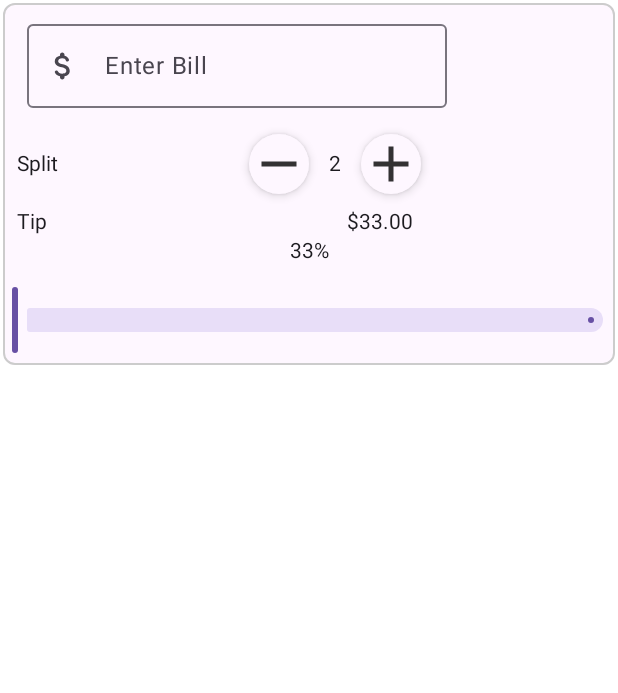
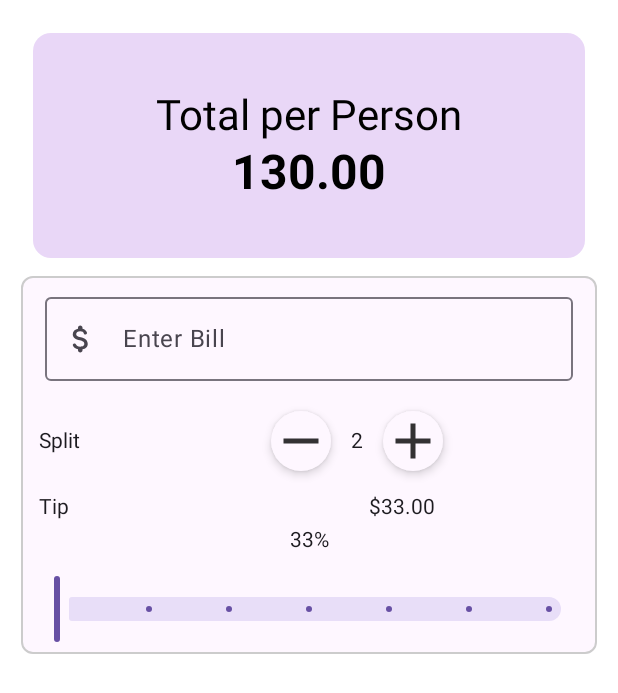
Before and after one commit to oddy-bassey/Android-Kotlin, an Android app built with Jetpack Compose: the @Preview function MainContent, on a phone screen of 412 x 824 dp. Shown: the top 693 px of the screen. Run offline under Robolectric (Android 15) with nearby library versions, the phone set to English and light mode, and no system bars.

```diff
--- a/JetTipApp/app/src/main/java/com/vaultcode/MainActivity.kt
+++ b/JetTipApp/app/src/main/java/com/vaultcode/MainActivity.kt
@@ -51,7 +51,7 @@ class MainActivity : ComponentActivity() {
         super.onCreate(savedInstanceState)
         setContent {
             MyApp {
-                TopHeader()
+                MainContent()
             }
         }
     }
@@ -82,6 +82,7 @@ fun GreetingPreview() {
 fun TopHeader(totalPerPerson: Double = 130.0) {
     Surface(
         modifier = Modifier
+            .padding(10.dp)
             .fillMaxWidth()
             .height(150.dp)
             .clip(shape = CircleShape.copy(all = CornerSize(12.dp))),
@@ -101,15 +102,7 @@ fun TopHeader(totalPerPerson: Double = 130.0) {
     }
 }
 
-
 @Preview
-@Composable
-fun MainContent() {
-    BillForm() {billAmount ->
-        Log.d("AMT", "MainContent: $billAmount")
-    }
-}
-
 @Composable
 fun BillForm(modifier: Modifier = Modifier,
              onValueChange: (String) -> Unit = {}) {
@@ -136,7 +129,8 @@ fun BillForm(modifier: Modifier = Modifier,
         Column(modifier = Modifier.padding(6.dp),
             verticalArrangement = Arrangement.Top,
             horizontalAlignment = Alignment.Start) {
-            InputField(
+
+            InputField(modifier = Modifier.fillMaxWidth(),
                 valueState = totalBillState,
                 labelId = "Enter Bill",
                 enabled = true,
@@ -150,7 +144,9 @@ fun BillForm(modifier: Modifier = Modifier,
                 }
             )
             //if (validState) {
-                Row(modifier = Modifier.padding(3.dp),
+                Row(modifier = Modifier
+                    .padding(6.dp)
+                    .fillMaxWidth(),
                     horizontalArrangement = Arrangement.Start) {
                     Text("Split",
                         modifier = Modifier.align(Alignment.CenterVertically))
@@ -174,7 +170,8 @@ fun BillForm(modifier: Modifier = Modifier,
                 }
             // Tip Row
             Row (modifier = Modifier
-                .padding(horizontal = 3.dp, vertical = 3.dp)){
+                .fillMaxWidth()
+                .padding(horizontal = 6.dp, vertical = 6.dp)){
                 Text(text = "Tip",
                 modifier = Modifier.align(Alignment.CenterVertically))
 
@@ -192,10 +189,12 @@ fun BillForm(modifier: Modifier = Modifier,
                 Spacer(modifier = Modifier.height(14.dp))
 
                 Slider(value = sliderPositionState.value,
+                    modifier = Modifier.padding(start = 16.dp, end = 16.dp),
                     onValueChange = {newValue ->
                         sliderPositionState.value = newValue
                         Log.d("Slider", "BillForm: $newValue")
-                    })
+                    },
+                    steps = 5)
             }
 //            } else {
 //                Box() {}
@@ -203,3 +202,14 @@ fun BillForm(modifier: Modifier = Modifier,
         }
     }
 }
+
+@Preview
+@Composable
+fun MainContent() {
+    Column(modifier = Modifier.padding(all = 12.dp)) {
+        TopHeader()
+        BillForm() {billAmount ->
+            Log.d("AMT", "MainContent: $billAmount")
+        }
+    }
+}
```
